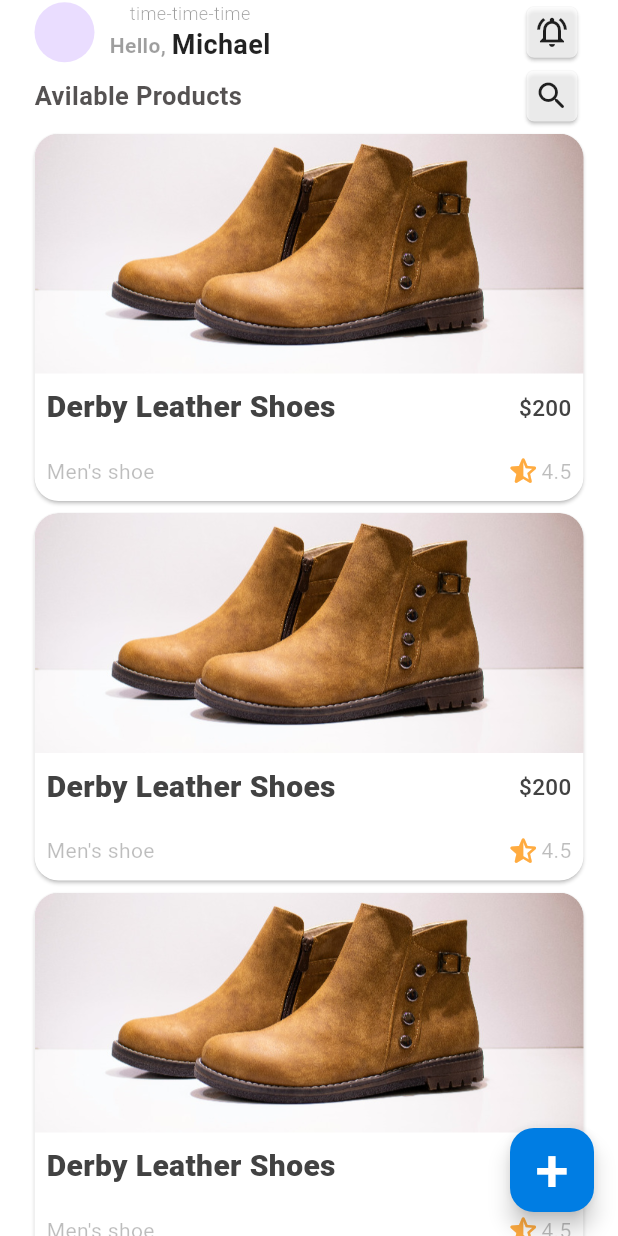
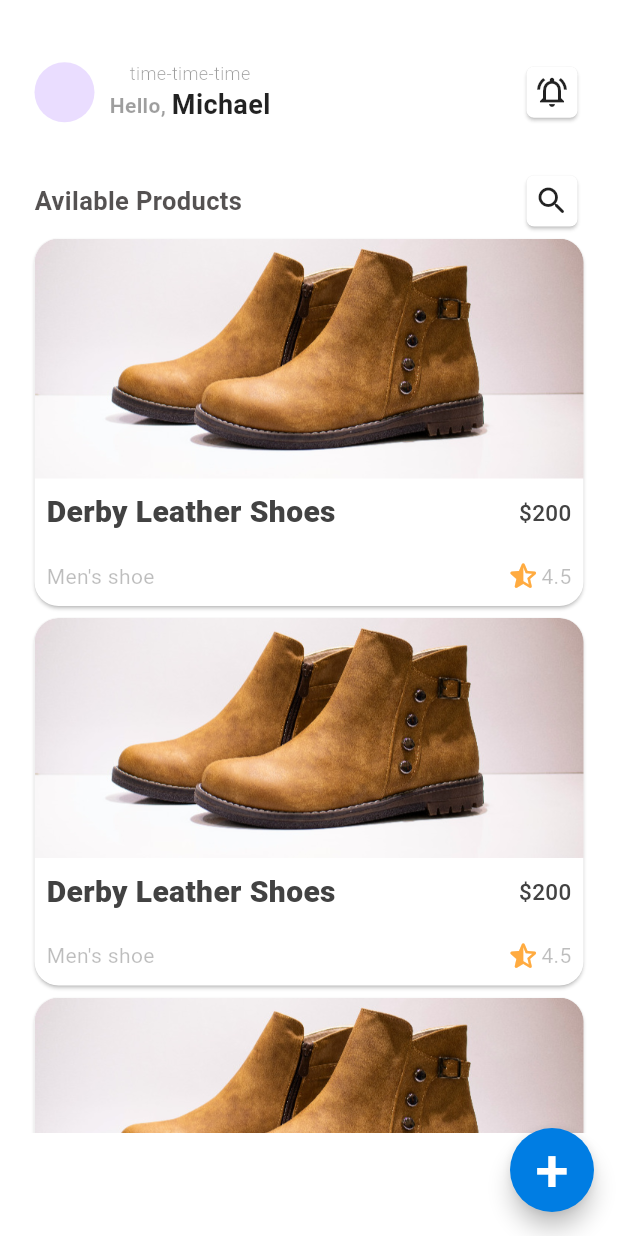
Before and after one commit to michael-099/A2SV-project-phase-mobile-tasks, a Flutter app: the screen it shows after launch, on a phone screen of 412 x 824 dp. Run offline on Flutter 3.47's test engine with Material 3 defaults, Android fonts, the phone set to English and light mode, and no system bars; missing offline and left inert: number_paginator.

Commit message:
top bar fix

```diff
--- a/ecommerce_app/lib/screens/home_page.dart
+++ b/ecommerce_app/lib/screens/home_page.dart
@@ -1,4 +1,5 @@
 import 'package:flutter/material.dart';
+import 'package:flutter/rendering.dart';
 
 import '../widgets/product_card.dart';
 import '../widgets/top_bar.dart';
@@ -9,10 +10,11 @@ class HomePage extends StatelessWidget {
       home: Scaffold(
         backgroundColor: Colors.white,
         body: Center(
-          child: SingleChildScrollView(
           child: Column(
             children: [
+              SizedBox(height: 40,),
               const TopBar(),
+               SizedBox(height: 30,),
               const SizedBox(
                 width: 366,
                 child: Row(
@@ -28,17 +30,22 @@ class HomePage extends StatelessWidget {
                       textAlign: TextAlign.start,
                     ),
                     Card(
-                        color: Colors.white70,
+                      color: Colors.white,
+                      shape: RoundedRectangleBorder(
+                          borderRadius: BorderRadius.all(Radius.circular(5))),
                       child: Padding(
                         padding: EdgeInsets.all(5.0),
                         child: Icon(Icons.search_rounded),
                       ),
-                        shape: RoundedRectangleBorder(
-                            borderRadius: BorderRadius.all(Radius.circular(5))),
                     )
                   ],
                 ),
               ),
+              SizedBox(
+                height: 600,
+                child: SingleChildScrollView(
+                  child: Column(
+                    children: [
                       ProductCard(
                         productName: "Derby Leather Shoes",
                         price: "\$200",
@@ -61,7 +68,11 @@ class HomePage extends StatelessWidget {
                   ),
                 ),
               ),
+            ],
+          ),
+        ),
         floatingActionButton: FloatingActionButton(
+          shape :RoundedRectangleBorder(borderRadius: BorderRadius.circular(100)),
           onPressed: () {},
           backgroundColor: const Color.fromARGB(255, 0, 125, 227),
           child: const Text(
@@ -71,6 +82,7 @@ class HomePage extends StatelessWidget {
               color: Colors.white,
             ),
           ),
+
         ),
       ),
     );
--- a/ecommerce_app/lib/widgets/top_bar.dart
+++ b/ecommerce_app/lib/widgets/top_bar.dart
@@ -54,7 +54,7 @@ class TopBar extends StatelessWidget {
             ],
           ),
           Card(
-            color: Colors.white70,
+            color: Colors.white,
             shape: RoundedRectangleBorder(
                 borderRadius: BorderRadius.all(Radius.circular(5))),
             child: Padding(
```
Lines whose indentation alone changed are shown as unchanged.
